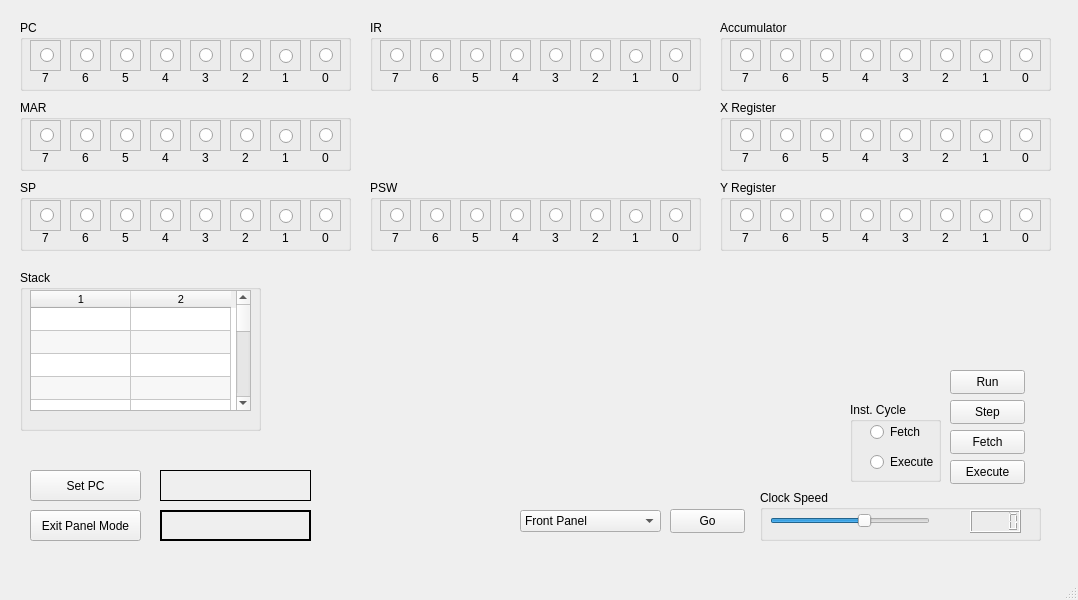
This is mainwindow.ui in jaybabel/J8CM_v2 as Qt 5 draws it before an edit. The edited form follows.
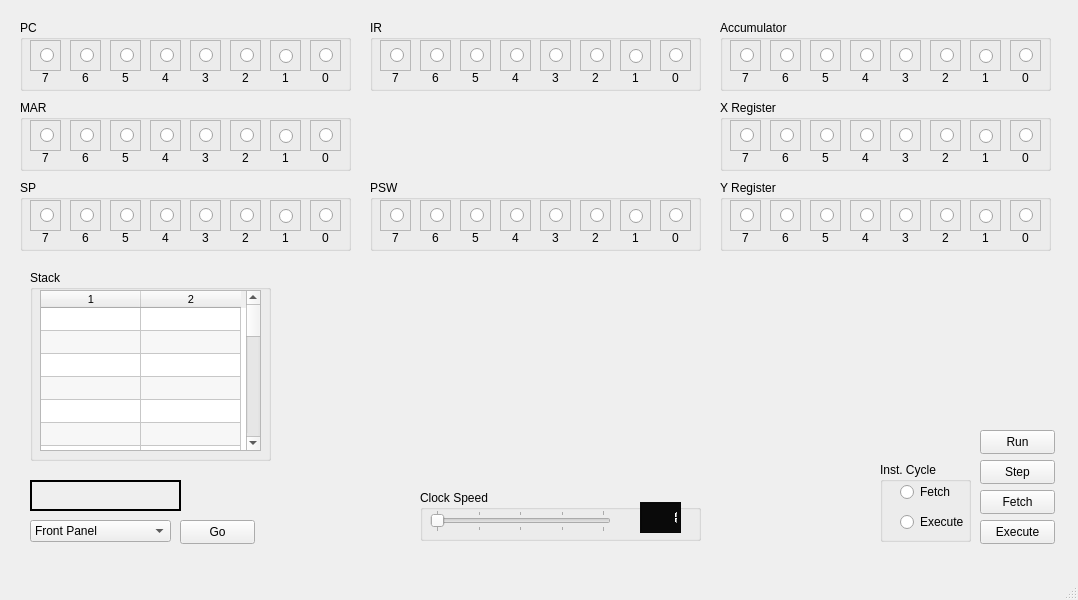
This is the edited form.

Commit message: slidebar and lcd display

Diff of the .ui file:
```diff
--- a/mainwindow.ui
+++ b/mainwindow.ui
@@ -23,53 +23,11 @@
    <bool>false</bool>
   </property>
   <widget class="QWidget" name="centralwidget">
-   <widget class="QPushButton" name="pushButton">
-    <property name="geometry">
-     <rect>
-      <x>30</x>
-      <y>470</y>
-      <width>111</width>
-      <height>31</height>
-     </rect>
-    </property>
-    <property name="text">
-     <string>Set PC</string>
-    </property>
-   </widget>
-   <widget class="QLabel" name="label">
-    <property name="geometry">
-     <rect>
-      <x>160</x>
-      <y>470</y>
-      <width>151</width>
-      <height>31</height>
-     </rect>
-    </property>
-    <property name="frameShape">
-     <enum>QFrame::Box</enum>
-    </property>
-    <property name="text">
-     <string/>
-    </property>
-   </widget>
-   <widget class="QPushButton" name="pushButton_2">
-    <property name="geometry">
-     <rect>
-      <x>30</x>
-      <y>510</y>
-      <width>111</width>
-      <height>31</height>
-     </rect>
-    </property>
-    <property name="text">
-     <string>Exit Panel Mode</string>
-    </property>
-   </widget>
    <widget class="QLabel" name="label_2">
     <property name="geometry">
      <rect>
-      <x>160</x>
-      <y>510</y>
+      <x>30</x>
+      <y>480</y>
       <width>151</width>
       <height>31</height>
      </rect>
@@ -84,8 +42,8 @@
    <widget class="QPushButton" name="pushButton_Step">
     <property name="geometry">
      <rect>
-      <x>950</x>
-      <y>400</y>
+      <x>980</x>
+      <y>460</y>
       <width>75</width>
       <height>24</height>
      </rect>
@@ -558,8 +516,8 @@
    <widget class="QGroupBox" name="groupBox_ICycle">
     <property name="geometry">
      <rect>
-      <x>850</x>
-      <y>402</y>
+      <x>880</x>
+      <y>462</y>
       <width>91</width>
       <height>80</height>
      </rect>
@@ -597,7 +555,7 @@
    <widget class="QGroupBox" name="groupBox_ClockSpeed">
     <property name="geometry">
      <rect>
-      <x>760</x>
+      <x>420</x>
       <y>490</y>
       <width>281</width>
       <height>51</height>
@@ -611,42 +569,62 @@
       <rect>
        <x>10</x>
        <y>20</y>
-       <width>160</width>
+       <width>181</width>
        <height>22</height>
       </rect>
      </property>
+     <property name="minimum">
+      <number>1</number>
+     </property>
      <property name="maximum">
       <number>5</number>
      </property>
      <property name="value">
-      <number>3</number>
+      <number>1</number>
      </property>
      <property name="orientation">
       <enum>Qt::Horizontal</enum>
      </property>
+     <property name="tickPosition">
+      <enum>QSlider::TicksBothSides</enum>
+     </property>
+     <property name="tickInterval">
+      <number>1</number>
+     </property>
     </widget>
     <widget class="QLCDNumber" name="lcdNumber">
      <property name="geometry">
       <rect>
-       <x>210</x>
-       <y>20</y>
-       <width>51</width>
-       <height>23</height>
+       <x>220</x>
+       <y>12</y>
+       <width>41</width>
+       <height>31</height>
       </rect>
      </property>
+     <property name="styleSheet">
+      <string notr="true">background-color: rgb(10, 10, 10);
+font: 700 9pt &quot;Segoe UI&quot;;
+color: rgb(85, 255, 0);</string>
+     </property>
      <property name="frameShadow">
       <enum>QFrame::Raised</enum>
      </property>
      <property name="lineWidth">
       <number>1</number>
      </property>
+     <property name="mode">
+      <enum>QLCDNumber::Dec</enum>
+     </property>
+     <property name="intValue" stdset="0">
+      <number>1</number>
+     </property>
     </widget>
    </widget>
    <widget class="QPushButton" name="pushButton_Fetch">
     <property name="geometry">
      <rect>
-      <x>950</x>
-      <y>430</y>
+      <x>980</x>
+      <y>490</y>
       <width>75</width>
       <height>24</height>
      </rect>
@@ -658,8 +636,8 @@
    <widget class="QPushButton" name="pushButton_Execute">
     <property name="geometry">
      <rect>
-      <x>950</x>
-      <y>460</y>
+      <x>980</x>
+      <y>520</y>
       <width>75</width>
       <height>24</height>
      </rect>
@@ -671,8 +649,8 @@
    <widget class="QPushButton" name="pushButton_Run">
     <property name="geometry">
      <rect>
-      <x>950</x>
-      <y>370</y>
+      <x>980</x>
+      <y>430</y>
       <width>75</width>
       <height>24</height>
      </rect>
@@ -3911,10 +3889,10 @@
    <widget class="QGroupBox" name="groupBox_Stack">
     <property name="geometry">
      <rect>
-      <x>20</x>
+      <x>30</x>
       <y>270</y>
       <width>241</width>
-      <height>161</height>
+      <height>191</height>
      </rect>
     </property>
     <property name="title">
@@ -3926,7 +3904,7 @@
        <x>10</x>
        <y>20</y>
        <width>221</width>
-       <height>121</height>
+       <height>161</height>
       </rect>
      </property>
      <property name="font">
@@ -3990,8 +3968,8 @@
    <widget class="QComboBox" name="comboBox_Mode">
     <property name="geometry">
      <rect>
-      <x>520</x>
-      <y>510</y>
+      <x>30</x>
+      <y>520</y>
       <width>141</width>
       <height>22</height>
      </rect>
@@ -4030,8 +4008,8 @@
    <widget class="QPushButton" name="pushButton_Mode">
     <property name="geometry">
      <rect>
-      <x>670</x>
-      <y>509</y>
+      <x>180</x>
+      <y>520</y>
       <width>75</width>
       <height>24</height>
      </rect>
```
Left out of the diff: 9 changed lines with no effect on the pictures. The commit also changes 2 other files.
